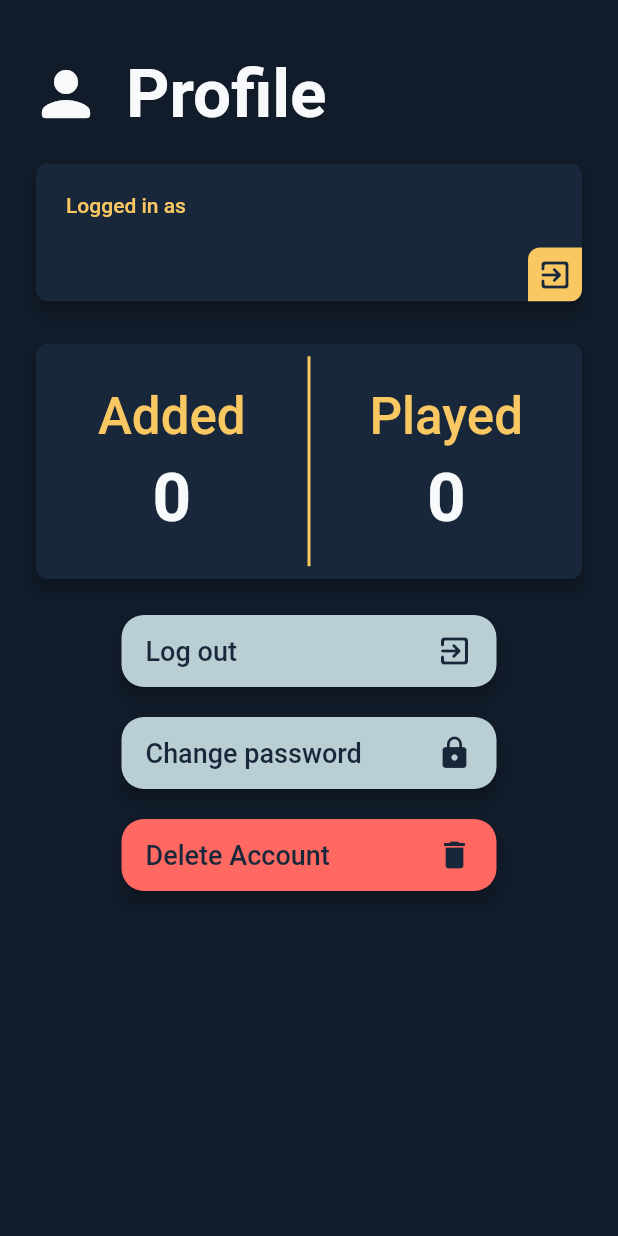
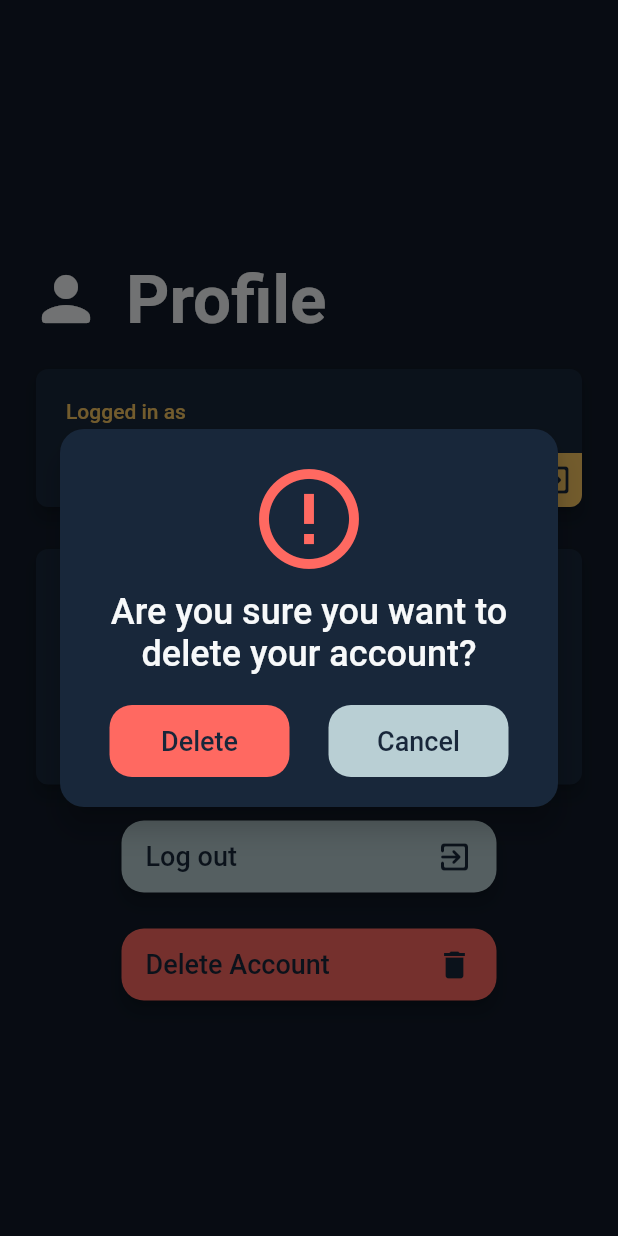
Before and after one commit to PrzChodor/GameTracker, a Flutter app: the ProfileScreen screen opened directly, after a tap on "Delete Account", on a phone screen of 412 x 824 dp. Run offline on Flutter 3.47's test engine with Material 2 defaults, Android fonts, the phone set to English and light mode, and no system bars; our stand-ins replace bloc, firebase_auth, firebase_core, firebase_database, firebase_remote_config, flutter_bloc and 4 more; missing offline and left inert: flutter_facebook_auth; accounts and stored records are empty.

Commit message:
Add account deletion

```diff
--- a/lib/data/repositories/user_repository.dart
+++ b/lib/data/repositories/user_repository.dart
@@ -83,6 +83,10 @@ class UserRepository {
     return currentUser != null;
   }
 
+  Future<void> deleteUser() async {
+    await _firebaseAuth.currentUser?.delete();
+  }
+
   String? getUsername() {
     return _firebaseAuth.currentUser?.displayName;
   }
--- /dev/null
+++ b/lib/screens/profile/delete_account_dialog.dart
@@ -0,0 +1,180 @@
+import 'package:flutter/material.dart';
+import 'package:gametracker/cubit/authentication/authentication_cubit.dart';
+import 'package:gametracker/data/repositories/game_repository.dart';
+import 'package:gametracker/data/repositories/user_repository.dart';
+import 'package:gametracker/helpers/custom_colors.dart';
+import 'package:flutter_bloc/flutter_bloc.dart';
+
+class DeleteDialog extends StatefulWidget {
+  @override
+  _DeleteDialogState createState() => _DeleteDialogState();
+}
+
+class _DeleteDialogState extends State<DeleteDialog> {
+  @override
+  Widget build(BuildContext context) {
+    return Dialog(
+      shape: RoundedRectangleBorder(
+        borderRadius: BorderRadius.circular(16.0),
+      ),
+      backgroundColor: CustomColors.backgroundColor,
+      elevation: 8,
+      child: Padding(
+        padding: const EdgeInsets.all(20.0),
+        child: Column(
+          mainAxisSize: MainAxisSize.min,
+          children: [
+            Padding(
+              padding: const EdgeInsets.only(bottom: 8.0),
+              child: Icon(
+                Icons.error_outline,
+                size: 80,
+                color: CustomColors.errorColor,
+              ),
+            ),
+            Text(
+              'Are you sure you want to delete your account?',
+              style: Theme.of(context).textTheme.headline5,
+              textAlign: TextAlign.center,
+            ),
+            Padding(
+              padding: const EdgeInsets.only(top: 20.0),
+              child: Row(
+                mainAxisAlignment: MainAxisAlignment.spaceAround,
+                children: [
+                  SizedBox(
+                    width: 120,
+                    height: 48,
+                    child: ElevatedButton(
+                      style: ElevatedButton.styleFrom(
+                        primary: CustomColors.errorColor,
+                      ),
+                      onPressed: () async {
+                        await GameRepository().deleteUser();
+                        await UserRepository().deleteUser().then((_) async {
+                          Navigator.pop(context);
+                          context.read<AuthenticationCubit>().loggedOut();
+                          ScaffoldMessenger.of(context)
+                            ..showSnackBar(
+                              SnackBar(
+                                content: Row(
+                                  mainAxisAlignment:
+                                      MainAxisAlignment.spaceBetween,
+                                  children: [
+                                    Padding(
+                                      padding:
+                                          const EdgeInsets.only(right: 16.0),
+                                      child: Icon(
+                                        Icons.check_rounded,
+                                        color: CustomColors.backgroundColor,
+                                        size: 36,
+                                      ),
+                                    ),
+                                    Flexible(
+                                      child: Text.rich(
+                                        TextSpan(
+                                          children: [
+                                            TextSpan(
+                                              text: 'Deletion Success\n',
+                                              style: TextStyle(
+                                                fontWeight: FontWeight.bold,
+                                                color: CustomColors
+                                                    .backgroundColor,
+                                              ),
+                                            ),
+                                            WidgetSpan(
+                                              child: SizedBox(
+                                                height: 8,
+                                              ),
+                                            ),
+                                            TextSpan(
+                                              text:
+                                                  '\nYour account was successfully deleted!',
+                                              style: TextStyle(
+                                                  color: CustomColors
+                                                      .backgroundColor),
+                                            ),
+                                          ],
+                                        ),
+                                      ),
+                                    ),
+                                  ],
+                                ),
+                                backgroundColor: CustomColors.errorColor,
+                              ),
+                            );
+                        }).onError((error, stackTrace) {
+                          context.read<AuthenticationCubit>().loggedOut();
+                          ScaffoldMessenger.of(context)
+                            ..showSnackBar(
+                              SnackBar(
+                                content: Row(
+                                  mainAxisAlignment:
+                                      MainAxisAlignment.spaceBetween,
+                                  children: [
+                                    Padding(
+                                      padding:
+                                          const EdgeInsets.only(right: 16.0),
+                                      child: Icon(
+                                        Icons.error,
+                                        color: CustomColors.backgroundColor,
+                                        size: 36,
+                                      ),
+                                    ),
+                                    Flexible(
+                                      child: Text.rich(
+                                        TextSpan(
+                                          children: [
+                                            TextSpan(
+                                              text: 'Deletion Failure\n',
+                                              style: TextStyle(
+                                                fontWeight: FontWeight.bold,
+                                                color: CustomColors
+                                                    .backgroundColor,
+                                              ),
+                                            ),
+                                            WidgetSpan(
+                                              child: SizedBox(
+                                                height: 8,
+                                              ),
+                                            ),
+                                            TextSpan(
+                                              text:
+                                                  '\nYou need to freshly log in to delete your account!',
+                                              style: TextStyle(
+                                                  color: CustomColors
+                                                      .backgroundColor),
+                                            ),
+                                          ],
+                                        ),
+                                      ),
+                                    ),
+                                  ],
+                                ),
+                                backgroundColor: CustomColors.errorColor,
+                              ),
+                            );
+                        });
+                      },
+                      child: Text(
+                        'Delete',
+                      ),
+                    ),
+                  ),
+                  SizedBox(
+                    width: 120,
+                    height: 48,
+                    child: ElevatedButton(
+                      onPressed: () => Navigator.pop(context),
+                      child: Text('Cancel'),
+                    ),
+                  ),
+                ],
+              ),
+            )
+          ],
+        ),
+      ),
+    );
+  }
+}
--- a/lib/screens/profile/profile_screen.dart
+++ b/lib/screens/profile/profile_screen.dart
@@ -1,9 +1,12 @@
 import 'package:flutter/material.dart';
 import 'package:flutter_bloc/flutter_bloc.dart';
 import 'package:gametracker/cubit/authentication/authentication_cubit.dart';
+import 'package:gametracker/data/repositories/game_repository.dart';
 import 'package:gametracker/data/repositories/user_repository.dart';
 import 'package:gametracker/helpers/custom_colors.dart';
 import 'package:gametracker/screens/profile/profile_stats.dart';
+
+import 'delete_account_dialog.dart';
 
 class ProfileScreen extends StatefulWidget {
   @override
@@ -11,14 +14,14 @@ class ProfileScreen extends StatefulWidget {
 }
 
 class _ProfileScreenState extends State<ProfileScreen> {
-
   @override
   Widget build(BuildContext context) {
     return Scaffold(
       backgroundColor: CustomColors.darkerBackgroundColor,
       body: Padding(
         padding: const EdgeInsets.all(20.0),
-        child: SingleChildScrollView(
+        child: Container(
+          constraints: BoxConstraints.expand(),
           child: Column(
             mainAxisAlignment: MainAxisAlignment.center,
             children: [
@@ -119,29 +122,7 @@ class _ProfileScreenState extends State<ProfileScreen> {
                 ),
               ),
               Padding(
-                padding: const EdgeInsets.only(top: 20.0),
-                child: SizedBox(
-                  width: 250,
-                  height: 48,
-                  child: ElevatedButton(
-                    style: ElevatedButton.styleFrom(elevation: 4),
-                    onPressed: () {},
-                    child: Row(
-                      children: [
-                        Expanded(
-                          child: Text('Change password'),
-                        ),
-                        Icon(
-                          Icons.lock,
-                          color: CustomColors.backgroundColor,
-                        ),
-                      ],
-                    ),
-                  ),
-                ),
-              ),
-              Padding(
-                padding: const EdgeInsets.only(top: 20.0),
+                padding: const EdgeInsets.only(top: 24.0),
                 child: SizedBox(
                   width: 250,
                   height: 48,
@@ -150,7 +131,10 @@ class _ProfileScreenState extends State<ProfileScreen> {
                       elevation: 4,
                       primary: CustomColors.errorColor,
                     ),
-                    onPressed: () {},
+                    onPressed: () => showDialog(
+                      context: context,
+                      builder: (context) => DeleteDialog(),
+                    ),
                     child: Row(
                       children: [
                         Expanded(
```
Also changed, not shown: lib/data/repositories/game_repository.dart (+9 -0 lines).
